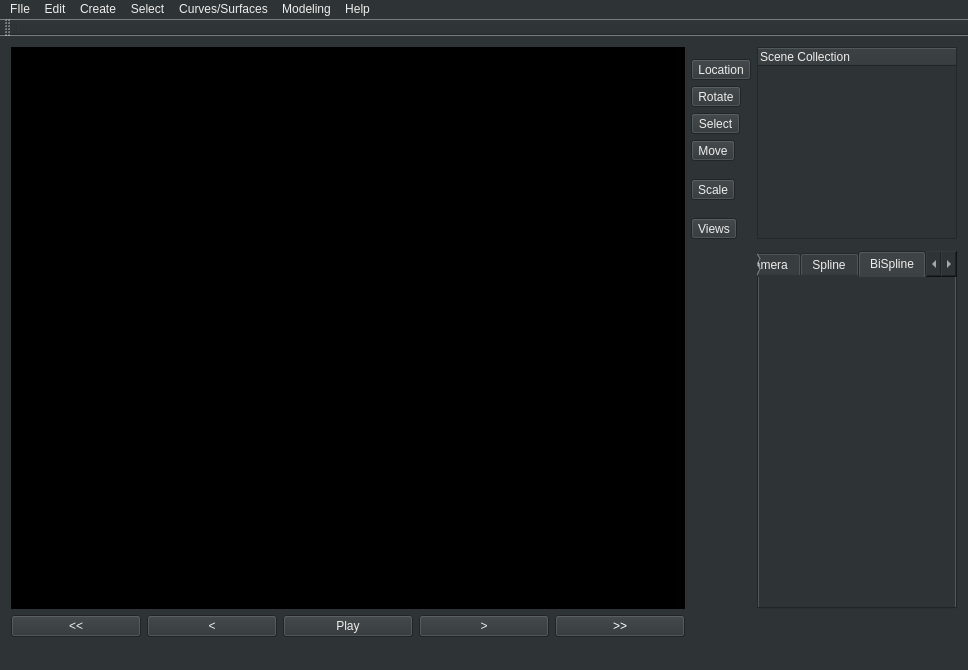
Qt form nopalesgraphics.ui (Isaivargas/nopalesGraphics) before a commit.
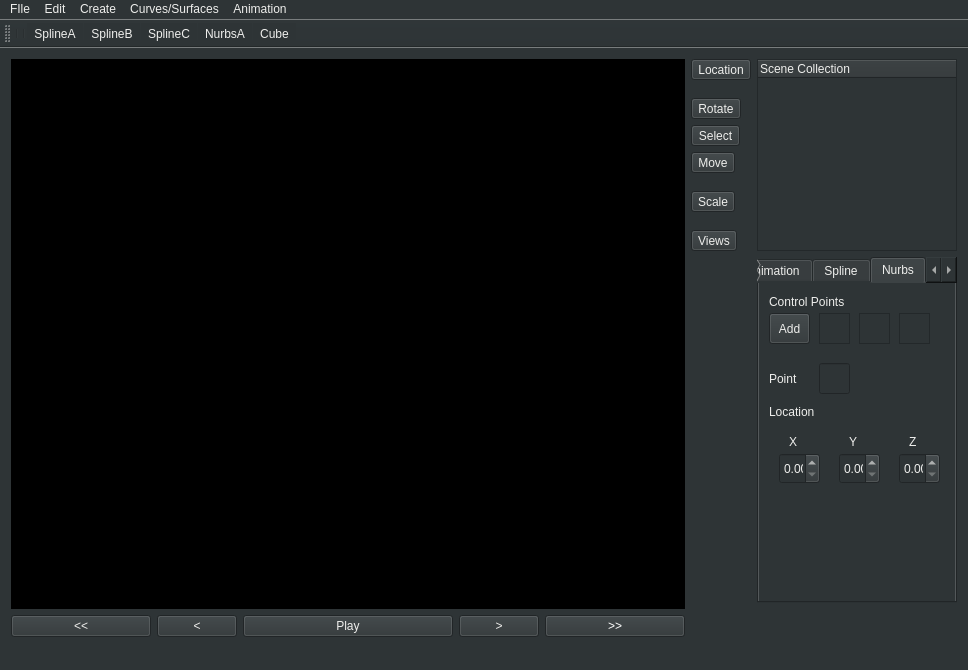
The same form after that commit. The open tabs and pages were chosen to show the change. Icons and pictures are not drawn. Custom widgets are drawn as their Qt base class.

```diff
--- a/nopalesgraphics.ui
+++ b/nopalesgraphics.ui
@@ -19,7 +19,87 @@
   </property>
   <widget class="QWidget" name="centralWidget">
    <layout class="QGridLayout" name="gridLayout">
-    <item row="0" column="0" rowspan="11" colspan="5">
+    <item row="11" column="6">
+     <widget class="QPushButton" name="pushButton_4">
+      <property name="styleSheet">
+       <string notr="true">color: rgb(238, 238, 236);</string>
+      </property>
+      <property name="text">
+       <string>&gt;</string>
+      </property>
+     </widget>
+    </item>
+    <item row="11" column="0" colspan="2">
+     <widget class="QPushButton" name="pushButton_2">
+      <property name="styleSheet">
+       <string notr="true">color: rgb(238, 238, 236);</string>
+      </property>
+      <property name="text">
+       <string>&lt;&lt;</string>
+      </property>
+     </widget>
+    </item>
+    <item row="2" column="9">
+     <widget class="QToolButton" name="toolButton_4">
+      <property name="styleSheet">
+       <string notr="true">color: rgb(238, 238, 236);</string>
+      </property>
+      <property name="text">
+       <string>Rotate</string>
+      </property>
+     </widget>
+    </item>
+    <item row="4" column="9">
+     <widget class="QToolButton" name="toolButton_3">
+      <property name="styleSheet">
+       <string notr="true">color: rgb(238, 238, 236);</string>
+      </property>
+      <property name="text">
+       <string>Move</string>
+      </property>
+     </widget>
+    </item>
+    <item row="11" column="2">
+     <widget class="QPushButton" name="pushButton_3">
+      <property name="styleSheet">
+       <string notr="true">color: rgb(238, 238, 236);</string>
+      </property>
+      <property name="text">
+       <string>&lt;</string>
+      </property>
+     </widget>
+    </item>
+    <item row="6" column="9">
+     <widget class="QToolButton" name="toolButton_5">
+      <property name="styleSheet">
+       <string notr="true">color: rgb(238, 238, 236);</string>
+      </property>
+      <property name="text">
+       <string>Scale</string>
+      </property>
+     </widget>
+    </item>
+    <item row="3" column="9">
+     <widget class="QToolButton" name="toolButton">
+      <property name="styleSheet">
+       <string notr="true">color: rgb(238, 238, 236);</string>
+      </property>
+      <property name="text">
+       <string>Select</string>
+      </property>
+     </widget>
+    </item>
+    <item row="8" column="9">
+     <widget class="QToolButton" name="views">
+      <property name="styleSheet">
+       <string notr="true">color: rgb(238, 238, 236);</string>
+      </property>
+      <property name="text">
+       <string>Views</string>
+      </property>
+     </widget>
+    </item>
+    <item row="0" column="0" rowspan="11" colspan="9">
      <widget class="QWidget" name="widget" native="true">
       <property name="styleSheet">
        <string notr="true">background-color: rgb(0, 0, 0);</string>
@@ -38,7 +118,7 @@
       </layout>
      </widget>
     </item>
-    <item row="11" column="4">
+    <item row="11" column="7" colspan="2">
      <widget class="QPushButton" name="pushButton_5">
       <property name="styleSheet">
        <string notr="true">color: rgb(255, 255, 255);</string>
@@ -48,38 +128,8 @@
       </property>
      </widget>
     </item>
-    <item row="8" column="5">
-     <widget class="QToolButton" name="views">
-      <property name="styleSheet">
-       <string notr="true">color: rgb(238, 238, 236);</string>
-      </property>
-      <property name="text">
-       <string>Views</string>
-      </property>
-     </widget>
-    </item>
-    <item row="2" column="5">
-     <widget class="QToolButton" name="toolButton_4">
-      <property name="styleSheet">
-       <string notr="true">color: rgb(238, 238, 236);</string>
-      </property>
-      <property name="text">
-       <string>Rotate</string>
-      </property>
-     </widget>
-    </item>
-    <item row="11" column="1">
-     <widget class="QPushButton" name="pushButton_3">
-      <property name="styleSheet">
-       <string notr="true">color: rgb(238, 238, 236);</string>
-      </property>
-      <property name="text">
-       <string>&lt;</string>
-      </property>
-     </widget>
-    </item>
-    <item row="11" column="2">
-     <widget class="QPushButton" name="pushButton">
+    <item row="11" column="3" colspan="3">
+     <widget class="QPushButton" name="buttonPlay">
       <property name="styleSheet">
        <string notr="true">color: rgb(238, 238, 236);</string>
       </property>
@@ -88,88 +138,7 @@
       </property>
      </widget>
     </item>
-    <item row="4" column="5">
-     <widget class="QToolButton" name="toolButton_3">
-      <property name="styleSheet">
-       <string notr="true">color: rgb(238, 238, 236);</string>
-      </property>
-      <property name="text">
-       <string>Move</string>
-      </property>
-     </widget>
-    </item>
-    <item row="6" column="5">
-     <widget class="QToolButton" name="toolButton_5">
-      <property name="styleSheet">
-       <string notr="true">color: rgb(238, 238, 236);</string>
-      </property>
-      <property name="text">
-       <string>Scale</string>
-      </property>
-     </widget>
-    </item>
-    <item row="11" column="0">
-     <widget class="QPushButton" name="pushButton_2">
-      <property name="styleSheet">
-       <string notr="true">color: rgb(238, 238, 236);</string>
-      </property>
-      <property name="text">
-       <string>&lt;&lt;</string>
-      </property>
-     </widget>
-    </item>
-    <item row="11" column="3">
-     <widget class="QPushButton" name="pushButton_4">
-      <property name="styleSheet">
-       <string notr="true">color: rgb(238, 238, 236);</string>
-      </property>
-      <property name="text">
-       <string>&gt;</string>
-      </property>
-     </widget>
-    </item>
-    <item row="3" column="5">
-     <widget class="QToolButton" name="toolButton">
-      <property name="styleSheet">
-       <string notr="true">color: rgb(238, 238, 236);</string>
-      </property>
-      <property name="text">
-       <string>Select</string>
-      </property>
-     </widget>
-    </item>
-    <item row="1" column="5">
-     <widget class="QToolButton" name="toolButton_2">
-      <property name="toolTip">
-       <string>&lt;html&gt;&lt;head/&gt;&lt;body&gt;&lt;p&gt;&lt;br/&gt;&lt;/p&gt;&lt;/body&gt;&lt;/html&gt;</string>
-      </property>
-      <property name="styleSheet">
-       <string notr="true"/>
-      </property>
-      <property name="text">
-       <string>Location</string>
-      </property>
-     </widget>
-    </item>
-    <item row="0" column="6" rowspan="9">
-     <widget class="QTreeWidget" name="treeWidget">
-      <property name="maximumSize">
-       <size>
-        <width>200</width>
-        <height>200</height>
-       </size>
-      </property>
-      <property name="styleSheet">
-       <string notr="true">color: rgb(238, 238, 236);</string>
-      </property>
-      <column>
-       <property name="text">
-        <string>Scene Collection</string>
-       </property>
-      </column>
-     </widget>
-    </item>
-    <item row="10" column="6">
+    <item row="9" column="10">
      <widget class="QTabWidget" name="tabWidget">
       <property name="maximumSize">
        <size>
@@ -549,7 +518,12 @@
          <enum>Qt::Horizontal</enum>
         </property>
        </widget>
-       <widget class="QLabel" name="label_52">
+      </widget>
+      <widget class="QWidget" name="tab_4">
+       <attribute name="title">
+        <string>Animation</string>
+       </attribute>
+       <widget class="QLabel" name="label_15">
         <property name="geometry">
          <rect>
           <x>10</x>
@@ -977,11 +951,203 @@
       </widget>
       <widget class="QWidget" name="tab_2">
        <attribute name="title">
-        <string>BiSpline</string>
+        <string>Nurbs</string>
        </attribute>
+       <widget class="QLabel" name="label_31">
+        <property name="geometry">
+         <rect>
+          <x>10</x>
+          <y>10</y>
+          <width>111</width>
+          <height>17</height>
+         </rect>
+        </property>
+        <property name="text">
+         <string>Control Points</string>
+        </property>
+       </widget>
+       <widget class="QToolButton" name="add_point_3">
+        <property name="geometry">
+         <rect>
+          <x>10</x>
+          <y>30</y>
+          <width>41</width>
+          <height>31</height>
+         </rect>
+        </property>
+        <property name="text">
+         <string>Add</string>
+        </property>
+       </widget>
+       <widget class="QTextEdit" name="ispinbox_3">
+        <property name="geometry">
+         <rect>
+          <x>60</x>
+          <y>30</y>
+          <width>31</width>
+          <height>31</height>
+         </rect>
+        </property>
+       </widget>
+       <widget class="QTextEdit" name="ispinboy_3">
+        <property name="geometry">
+         <rect>
+          <x>100</x>
+          <y>30</y>
+          <width>31</width>
+          <height>31</height>
+         </rect>
+        </property>
+       </widget>
+       <widget class="QTextEdit" name="ispinboz_3">
+        <property name="geometry">
+         <rect>
+          <x>140</x>
+          <y>30</y>
+          <width>31</width>
+          <height>31</height>
+         </rect>
+        </property>
+       </widget>
+       <widget class="QLabel" name="label_32">
+        <property name="geometry">
+         <rect>
+          <x>10</x>
+          <y>80</y>
+          <width>41</width>
+          <height>31</height>
+         </rect>
+        </property>
+        <property name="text">
+         <string>Point</string>
+        </property>
+       </widget>
+       <widget class="QLineEdit" name="point_edit_3">
+        <property name="geometry">
+         <rect>
+          <x>60</x>
+          <y>80</y>
+          <width>31</width>
+          <height>31</height>
+         </rect>
+        </property>
+       </widget>
+       <widget class="QLabel" name="label_17">
+        <property name="geometry">
+         <rect>
+          <x>10</x>
+          <y>120</y>
+          <width>67</width>
+          <height>17</height>
+         </rect>
+        </property>
+        <property name="text">
+         <string>Location</string>
+        </property>
+       </widget>
+       <widget class="QLabel" name="label_33">
+        <property name="geometry">
+         <rect>
+          <x>30</x>
+          <y>150</y>
+          <width>16</width>
+          <height>17</height>
+         </rect>
+        </property>
+        <property name="text">
+         <string>X</string>
+        </property>
+       </widget>
+       <widget class="QDoubleSpinBox" name="location_SpinBox_px_3">
+        <property name="geometry">
+         <rect>
+          <x>20</x>
+          <y>170</y>
+          <width>41</width>
+          <height>31</height>
+         </rect>
+        </property>
+       </widget>
+       <widget class="QLabel" name="label_34">
+        <property name="geometry">
+         <rect>
+          <x>90</x>
+          <y>150</y>
+          <width>21</width>
+          <height>17</height>
+         </rect>
+        </property>
+        <property name="text">
+         <string>Y</string>
+        </property>
+       </widget>
+       <widget class="QDoubleSpinBox" name="location_SpinBox_py_3">
+        <property name="geometry">
+         <rect>
+          <x>80</x>
+          <y>170</y>
+          <width>41</width>
+          <height>31</height>
+         </rect>
+        </property>
+       </widget>
+       <widget class="QDoubleSpinBox" name="location_SpinBox_pz_3">
+        <property name="geometry">
+         <rect>
+          <x>140</x>
+          <y>170</y>
+          <width>41</width>
+          <height>31</height>
+         </rect>
+        </property>
+       </widget>
+       <widget class="QLabel" name="label_35">
+        <property name="geometry">
+         <rect>
+          <x>150</x>
+          <y>150</y>
+          <width>21</width>
+          <height>17</height>
+         </rect>
+        </property>
+        <property name="text">
+         <string>Z</string>
+        </property>
+       </widget>
       </widget>
      </widget>
     </item>
+    <item row="0" column="10" rowspan="9">
+     <widget class="QTreeWidget" name="treeWidget">
+      <property name="maximumSize">
+       <size>
+        <width>200</width>
+        <height>200</height>
+       </size>
+      </property>
+      <property name="styleSheet">
+       <string notr="true">color: rgb(238, 238, 236);</string>
+      </property>
+      <column>
+       <property name="text">
+        <string>Scene Collection</string>
+       </property>
+      </column>
+     </widget>
+    </item>
+    <item row="0" column="9">
+     <widget class="QToolButton" name="toolButton_2">
+      <property name="toolTip">
+       <string>&lt;html&gt;&lt;head/&gt;&lt;body&gt;&lt;p&gt;&lt;br/&gt;&lt;/p&gt;&lt;/body&gt;&lt;/html&gt;</string>
+      </property>
+      <property name="styleSheet">
+       <string notr="true"/>
+      </property>
+      <property name="text">
+       <string>Location</string>
+      </property>
+     </widget>
+    </item>
    </layout>
    <zorder>toolButton_2</zorder>
    <zorder>widget</zorder>
@@ -1027,20 +1193,12 @@
      <string>Create</string>
     </property>
    </widget>
-   <widget class="QMenu" name="menuSelect">
+   <widget class="QMenu" name="menuAnimation">
     <property name="title">
-     <string>Select</string>
+     <string>Animation</string>
     </property>
-   </widget>
-   <widget class="QMenu" name="menuHelp">
-    <property name="title">
-     <string>Help</string>
-    </property>
-   </widget>
-   <widget class="QMenu" name="menuModeling">
-    <property name="title">
-     <string>Modeling</string>
-    </property>
+    <addaction name="separator"/>
+    <addaction name="actionNew_Animation"/>
    </widget>
    <widget class="QMenu" name="menuCurves_Surfaces">
     <property name="title">
@@ -1062,10 +1220,8 @@
    <addaction name="menuFIle"/>
    <addaction name="menuEdit"/>
    <addaction name="menuCreate"/>
-   <addaction name="menuSelect"/>
    <addaction name="menuCurves_Surfaces"/>
-   <addaction name="menuModeling"/>
-   <addaction name="menuHelp"/>
+   <addaction name="menuAnimation"/>
   </widget>
   <widget class="QToolBar" name="mainToolBar">
    <attribute name="toolBarArea">
@@ -1075,6 +1231,12 @@
     <bool>false</bool>
    </attribute>
    <addaction name="separator"/>
+   <addaction name="separator"/>
+   <addaction name="actionSplineA"/>
+   <addaction name="actionSplineB"/>
+   <addaction name="actionSplineC"/>
+   <addaction name="actionNurbsA"/>
+   <addaction name="actionCube"/>
   </widget>
   <action name="actionOpen_File_or_Project">
    <property name="text">
@@ -1116,6 +1278,76 @@
     <string>Delete</string>
    </property>
   </action>
+  <action name="actionNew_Animation">
+   <property name="icon">
+    <iconset resource="images.qrc">
+     <normaloff>:/cursor.jpg</normaloff>
+     <selectedon>../../Downloads/Design_design_cursor_pointer_arrow_mouse-512.png</selectedon>:/cursor.jpg</iconset>
+   </property>
+   <property name="text">
+    <string>New Animation</string>
+   </property>
+  </action>
+  <action name="actionSpline">
+   <property name="text">
+    <string>Spline</string>
+   </property>
+  </action>
+  <action name="actionSplineA">
+   <property name="icon">
+    <iconset>
+     <normaloff>../../Downloads/084-Spline-512.png</normaloff>../../Downloads/084-Spline-512.png</iconset>
+   </property>
+   <property name="text">
+    <string>SplineA</string>
+   </property>
+  </action>
+  <action name="actionSplineB">
+   <property name="icon">
+    <iconset>
+     <normaloff>../../Downloads/spli.png</normaloff>../../Downloads/spli.png</iconset>
+   </property>
+   <property name="text">
+    <string>SplineB</string>
+   </property>
+  </action>
+  <action name="actionSplineC">
+   <property name="icon">
+    <iconset>
+     <normaloff>../../Downloads/line.png</normaloff>../../Downloads/line.png</iconset>
+   </property>
+   <property name="text">
+    <string>SplineC</string>
+   </property>
+  </action>
+  <action name="actionNurbsA">
+   <property name="icon">
+    <iconset>
+     <normaloff>../../Downloads/nurbs.png</normaloff>../../Downloads/nurbs.png</iconset>
+   </property>
+   <property name="text">
+    <string>NurbsA</string>
+   </property>
+  </action>
+  <action name="actionNurbsB">
+   <property name="text">
+    <string>NurbsB</string>
+   </property>
+  </action>
+  <action name="actionNurbsC">
+   <property name="text">
+    <string>NurbsC</string>
+   </property>
+  </action>
+  <action name="actionCube">
+   <property name="icon">
+    <iconset>
+     <normaloff>../../Downloads/cube.png</normaloff>../../Downloads/cube.png</iconset>
+   </property>
+   <property name="text">
+    <string>Cube</string>
+   </property>
+  </action>
  </widget>
  <layoutdefault spacing="6" margin="11"/>
  <customwidgets>
```
Left out of the diff: 390 changed lines with no effect on the pictures.
